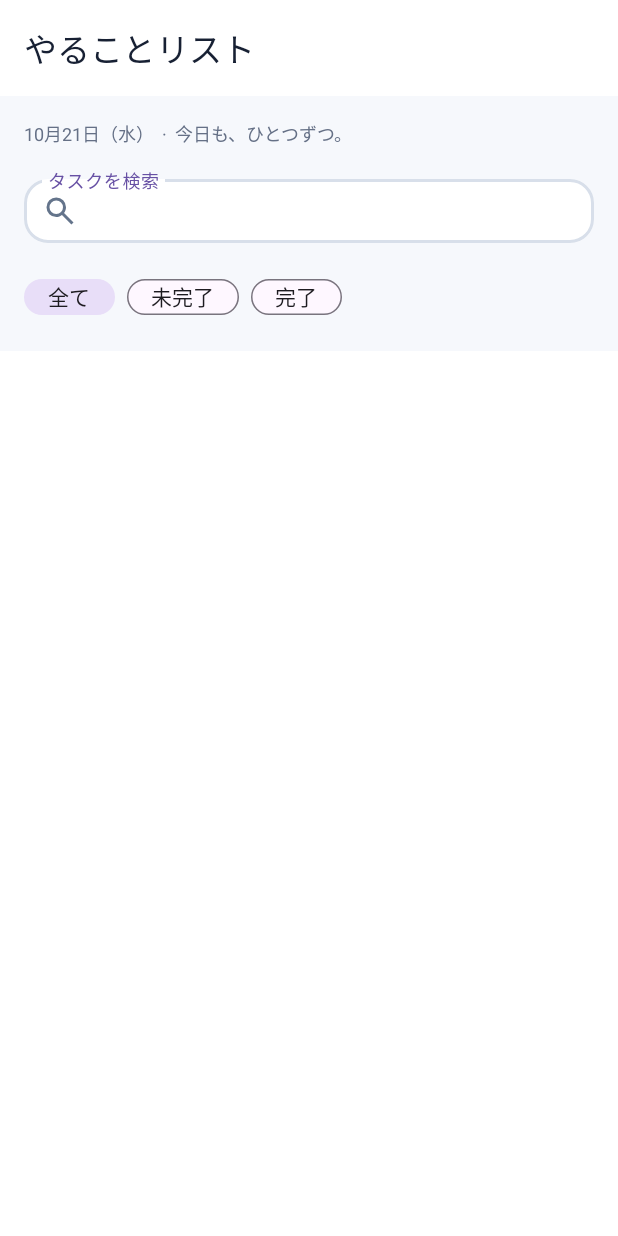
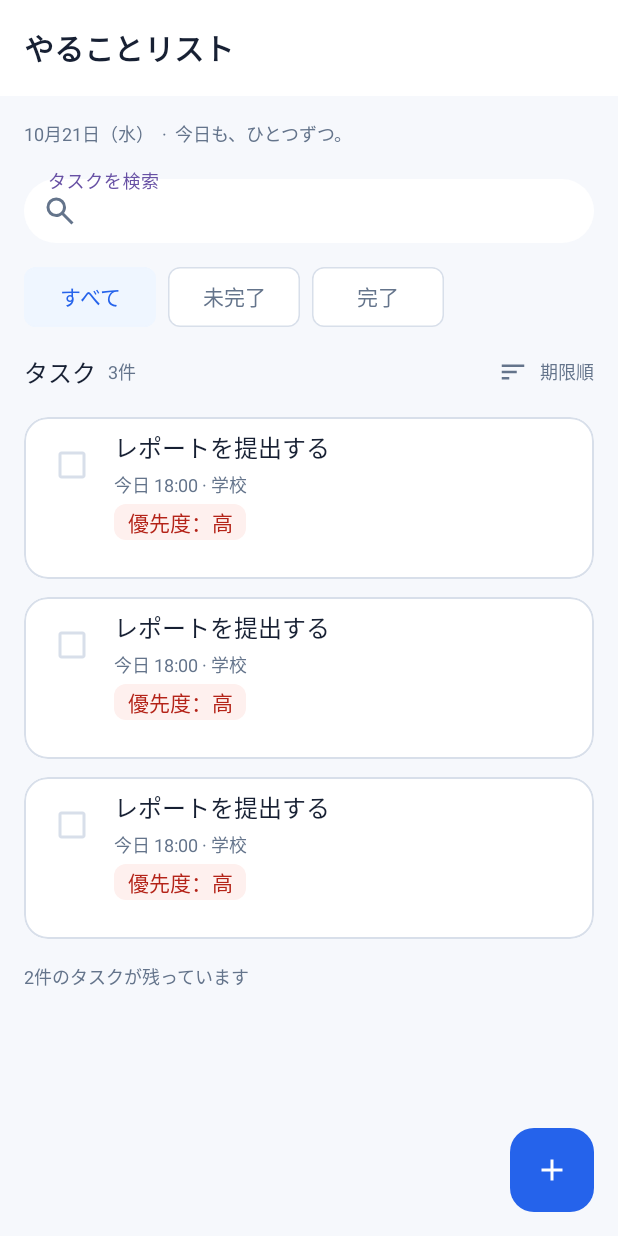
Before and after one commit to quanck30/TodoListByKotlin, an Android app: the layout activity_main.xml on its own in the app's theme, with its tools: preview values and no code run, on a phone screen of 412 x 824 dp. Run offline under Robolectric (Android 15) with nearby library versions, the phone set to English and light mode, and no system bars.

Commit message:
feat: ホーム画面のタスク一覧とFABを実装
- 一覧見出し（件数・並び替え）を追加
- タスクカード（item_task.xml）とRecyclerViewを追加
- 残りタスク数の表示とFABを追加
- テキストスタイル・チップスタイルをstyles.xmlに定義
- 既存のツールバー・検索欄・フィルターをFigmaに合わせて修正

```diff
--- /dev/null
+++ b/app/src/main/res/color/checkbox_tint.xml
@@ -0,0 +1,5 @@
+<?xml version="1.0" encoding="utf-8"?>
+<selector xmlns:android="http://schemas.android.com/apk/res/android">
+    <item android:color="@color/primary" android:state_checked="true"/>
+    <item android:color="@color/outline"/>
+</selector>
--- /dev/null
+++ b/app/src/main/res/color/chip_bg.xml
@@ -0,0 +1,5 @@
+<?xml version="1.0" encoding="utf-8"?>
+<selector xmlns:android="http://schemas.android.com/apk/res/android">
+    <item android:state_checked="true" android:color="@color/primarySoft"/>
+    <item android:color="@color/surface"/>
+</selector>
--- /dev/null
+++ b/app/src/main/res/color/chip_stroke.xml
@@ -0,0 +1,5 @@
+<?xml version="1.0" encoding="utf-8"?>
+<selector xmlns:android="http://schemas.android.com/apk/res/android">
+    <item android:state_checked="true" android:color="@color/primarySoft"/>
+    <item android:color="@color/outline"/>
+</selector>
--- /dev/null
+++ b/app/src/main/res/color/chip_text.xml
@@ -0,0 +1,5 @@
+<?xml version="1.0" encoding="utf-8"?>
+<selector xmlns:android="http://schemas.android.com/apk/res/android">
+    <item android:state_checked="true" android:color="@color/primary"/>
+    <item android:color="@color/text_secondary"/>
+</selector>
--- /dev/null
+++ b/app/src/main/res/drawable/bg_badge.xml
@@ -0,0 +1,5 @@
+<?xml version="1.0" encoding="utf-8"?>
+<shape xmlns:android="http://schemas.android.com/apk/res/android" android:shape="rectangle">
+    <solid android:color="@color/surface"/>
+    <corners android:radius="@dimen/radius_md"/>
+</shape>
--- /dev/null
+++ b/app/src/main/res/drawable/ic_add.xml
@@ -0,0 +1,20 @@
+<!--
+  ~ Copyright (C) 2026 The Android Open Source Project
+  ~
+  ~ Licensed under the Apache License, Version 2.0 (the "License");
+  ~ you may not use this file except in compliance with the License.
+  ~ You may obtain a copy of the License at
+  ~
+  ~      http://www.apache.org/licenses/LICENSE-2.0
+  ~
+  ~ Unless required by applicable law or agreed to in writing, software
+  ~ distributed under the License is distributed on an "AS IS" BASIS,
+  ~ WITHOUT WARRANTIES OR CONDITIONS OF ANY KIND, either express or implied.
+  ~ See the License for the specific language governing permissions and
+  ~ limitations under the License.
+  -->
+<vector xmlns:android="http://schemas.android.com/apk/res/android" android:height="24dp" android:tint="#000000" android:viewportHeight="960" android:viewportWidth="960" android:width="24dp">
+
+    <path android:fillColor="@android:color/white" android:pathData="M440,520L200,520L200,440L440,440L440,200L520,200L520,440L760,440L760,520L520,520L520,760L440,760L440,520Z"/>
+
+</vector>
--- /dev/null
+++ b/app/src/main/res/drawable/ic_sort.xml
@@ -0,0 +1,20 @@
+<!--
+  ~ Copyright (C) 2026 The Android Open Source Project
+  ~
+  ~ Licensed under the Apache License, Version 2.0 (the "License");
+  ~ you may not use this file except in compliance with the License.
+  ~ You may obtain a copy of the License at
+  ~
+  ~      http://www.apache.org/licenses/LICENSE-2.0
+  ~
+  ~ Unless required by applicable law or agreed to in writing, software
+  ~ distributed under the License is distributed on an "AS IS" BASIS,
+  ~ WITHOUT WARRANTIES OR CONDITIONS OF ANY KIND, either express or implied.
+  ~ See the License for the specific language governing permissions and
+  ~ limitations under the License.
+  -->
+<vector xmlns:android="http://schemas.android.com/apk/res/android" android:autoMirrored="true" android:height="24dp" android:tint="#000000" android:viewportHeight="24" android:viewportWidth="24" android:width="24dp">
+
+    <path android:fillColor="@android:color/white" android:pathData="M3,18h6v-2L3,16v2zM3,6v2h18L21,6L3,6zM3,13h12v-2L3,11v2z"/>
+
+</vector>
--- a/app/src/main/res/layout/activity_main.xml
+++ b/app/src/main/res/layout/activity_main.xml
@@ -12,16 +12,19 @@
         android:id="@+id/toolBar"
         android:layout_width="match_parent"
         android:layout_height="64dp"
+        android:background="@color/surface"
+        app:titleTextAppearance="@style/TextAppearance.Todo.Title"
         app:title="やることリスト"
-        app:titleTextColor="#172033"
         app:layout_constraintStart_toStartOf="parent"
         app:layout_constraintTop_toTopOf="parent"
         app:layout_constraintEnd_toEndOf="parent"
+
         />
     <androidx.constraintlayout.widget.ConstraintLayout
         android:id="@+id/mainContent"
         android:layout_width="0dp"
-        android:layout_height="wrap_content"
+        android:layout_height="0dp"
+        app:layout_constraintBottom_toBottomOf="parent"
         android:background="@color/background"
         android:padding="@dimen/spacing_base"
         app:layout_constraintStart_toStartOf="parent"
@@ -33,15 +36,14 @@
             android:id="@+id/subTitle"
             android:layout_width="wrap_content"
             android:layout_height="wrap_content"
-            android:textColor="#657086"
             android:text="10月21日（水）  ·  今日も、ひとつずつ。"
-            android:textSize="@dimen/text_caption"
+            android:textAppearance="@style/TextAppearance.Todo.Caption"
             app:layout_constraintStart_toStartOf="parent"
             app:layout_constraintTop_toTopOf="parent"
             />
         <com.google.android.material.textfield.TextInputLayout
             android:id="@+id/searchInputLayout"
-            android:layout_width="match_parent"
+            android:layout_width="0dp"
             android:layout_height="@dimen/input_search_height"
             android:layout_marginTop="@dimen/spacing_base"
             app:layout_constraintTop_toBottomOf="@id/subTitle"
@@ -49,11 +51,12 @@
             app:layout_constraintEnd_toEndOf="parent"
             app:boxBackgroundMode="outline"
             app:boxBackgroundColor="@color/surface"
-            app:boxStrokeColor="@color/outline"
-            app:boxCornerRadiusTopStart="@dimen/radius_base"
-            app:boxCornerRadiusTopEnd="@dimen/radius_base"
-            app:boxCornerRadiusBottomStart="@dimen/radius_base"
-            app:boxCornerRadiusBottomEnd="@dimen/radius_base"
+            app:boxStrokeWidth="0dp"
+            app:boxStrokeWidthFocused="0dp"
+            app:boxCornerRadiusTopStart="@dimen/radius_full"
+            app:boxCornerRadiusTopEnd="@dimen/radius_full"
+            app:boxCornerRadiusBottomStart="@dimen/radius_full"
+            app:boxCornerRadiusBottomEnd="@dimen/radius_full"
             app:startIconDrawable="@drawable/ic_search"
             app:startIconTint="@color/text_secondary"
             >
@@ -62,8 +65,8 @@
                 android:layout_width="match_parent"
                 android:layout_height="match_parent"
                 android:hint="タスクを検索"
-                android:textSize="@dimen/text_body"
                 android:textColor="@color/text_primary"
+                android:textAppearance="@style/TextAppearance.Todo.Body"
                 android:textColorHint="@color/text_secondary"
                 android:inputType="text"
                 android:singleLine="true"
@@ -72,56 +75,121 @@
         <com.google.android.material.chip.ChipGroup
             android:id="@+id/filterChipGroup"
             android:layout_width="0dp"
-            android:layout_height="match_parent"
+            android:layout_height="wrap_content"
             android:layout_marginTop="@dimen/spacing_base"
             app:singleSelection="true"
             app:selectionRequired="true"
             app:singleLine="true"
             app:chipSpacingHorizontal="@dimen/spacing_sm"
-            app:checkedChip="@+id/chipAll"
+            app:checkedChip="@id/chipAll"
             app:layout_constraintTop_toBottomOf="@+id/searchInputLayout"
             app:layout_constraintStart_toStartOf="parent"
             app:layout_constraintEnd_toEndOf="parent"
             >
             <com.google.android.material.chip.Chip
                 android:id="@+id/chipAll"
-                android:layout_width="wrap_content"
-                android:layout_height="@dimen/chip_height"
-                android:textSize="@dimen/text_body"
-                android:gravity="center"
-                android:checkable="true"
-                android:text="全て"
-                app:chipCornerRadius="@dimen/radius_l"
-                app:chipIconVisible="false"
-                app:checkedIconVisible="false"
-                app:closeIconVisible="false"
+                style="@style/Widget.Todo.FilterChip"
+                android:text="すべて"
                 />
             <com.google.android.material.chip.Chip
                 android:id="@+id/chipIncomplete"
-                android:layout_width="wrap_content"
-                android:layout_height="@dimen/chip_height"
-                android:textSize="@dimen/text_body"
-                android:gravity="center"
-                android:checkable="true"
-                android:text="未完了"
-                app:chipCornerRadius="@dimen/radius_l"
-                app:chipIconVisible="false"
-                app:checkedIconVisible="false"
-                app:closeIconVisible="false"/>
+                style="@style/Widget.Todo.FilterChip"
+                android:text="未完了"/>
             <com.google.android.material.chip.Chip
                 android:id="@+id/chipCompleted"
+                style="@style/Widget.Todo.FilterChip"
+                android:text="完了"/>
+        </com.google.android.material.chip.ChipGroup>
+        <LinearLayout
+            android:id="@+id/listHeading"
+            android:layout_width="0dp"
+            android:layout_height="@dimen/list_heading_height"
+            android:layout_marginTop="@dimen/spacing_base"
+            android:orientation="horizontal"
+            android:gravity="center_vertical"
+            app:layout_constraintTop_toBottomOf="@id/filterChipGroup"
+            app:layout_constraintStart_toStartOf="parent"
+            app:layout_constraintEnd_toEndOf="parent">
+            <TextView
+                android:id="@+id/tvTaskLabel"
                 android:layout_width="wrap_content"
-                android:layout_height="@dimen/chip_height"
-                android:textSize="@dimen/text_body"
-                android:gravity="center"
-                android:checkable="true"
-                android:text="完了"
-                app:chipCornerRadius="@dimen/radius_l"
-                app:chipIconVisible="false"
-                app:checkedIconVisible="false"
-                app:closeIconVisible="false"/>
-        </com.google.android.material.chip.ChipGroup>
-    </androidx.constraintlayout.widget.ConstraintLayout>
+                android:layout_height="wrap_content"
+                android:text="タスク"
+                android:textAppearance="@style/TextAppearance.Todo.CardTitle"
+                />
+            <TextView
+                android:id="@+id/tvTaskCount"
+                android:layout_width="wrap_content"
+                android:layout_height="wrap_content"
+                android:text="3件"
+                android:textAppearance="@style/TextAppearance.Todo.Caption"
+                android:layout_marginStart="@dimen/spacing_sm"
+                />
+            <Space
+                android:layout_width="0dp"
+                android:layout_height="wrap_content"
+                android:layout_weight="1"
+                />
+            <ImageView
+                android:id="@+id/ivSort"
+                android:layout_width="@dimen/icon_sm"
+                android:layout_height="@dimen/icon_sm"
+                android:src="@drawable/ic_sort"
+                app:tint="@color/text_secondary"
+                />
+            <TextView
+                android:id="@+id/tvSortLabel"
+                android:layout_width="wrap_content"
+                android:layout_height="wrap_content"
+                android:textAppearance="@style/TextAppearance.Todo.Caption"
+                android:text="期限順"
+                android:layout_marginStart="@dimen/spacing_sm"
+                />
+        </LinearLayout>
+
+        <androidx.recyclerview.widget.RecyclerView
+            android:id="@+id/rvTasks"
+            android:layout_width="0dp"
+            android:layout_height="wrap_content"
+            android:layout_marginTop="@dimen/spacing_base"
+            app:layoutManager="androidx.recyclerview.widget.LinearLayoutManager"
+            app:layout_constrainedHeight="true"
+            app:layout_constraintBottom_toTopOf="@+id/tvRemaining"
+            app:layout_constraintEnd_toEndOf="parent"
+            app:layout_constraintStart_toStartOf="parent"
+            app:layout_constraintTop_toBottomOf="@id/listHeading"
+            app:layout_constraintVertical_bias="0"
+            app:layout_constraintVertical_chainStyle="packed"
+            tools:itemCount="3"
+            tools:listitem="@layout/item_task" />
+        <TextView
+            android:id="@+id/tvRemaining"
+            android:layout_width="wrap_content"
+            android:layout_height="wrap_content"
+            android:layout_marginTop="@dimen/spacing_xs"
+            android:textAppearance="@style/TextAppearance.Todo.Caption"
+            tools:text="2件のタスクが残っています"
+            app:layout_constraintStart_toStartOf="parent"
+            app:layout_constraintTop_toBottomOf="@+id/rvTasks"
+            app:layout_constraintBottom_toBottomOf="parent"
+            />
 
 
+    </androidx.constraintlayout.widget.ConstraintLayout>
+    <com.google.android.material.floatingactionbutton.FloatingActionButton
+        android:id="@+id/fabAdd"
+        android:layout_width="wrap_content"
+        android:layout_height="wrap_content"
+        app:fabCustomSize="@dimen/fab_size"
+        app:srcCompat="@drawable/ic_add"
+        app:tint="@color/surface"
+        app:backgroundTint="@color/primary"
+        app:elevation="0dp"
+        android:contentDescription="タスクを追加"
+        android:layout_marginEnd="@dimen/spacing_base"
+        android:layout_marginBottom="@dimen/spacing_base"
+        app:layout_constraintEnd_toEndOf="parent"
+        app:layout_constraintBottom_toBottomOf="parent"
+        />
+
 </androidx.constraintlayout.widget.ConstraintLayout>
--- /dev/null
+++ b/app/src/main/res/layout/item_task.xml
@@ -0,0 +1,63 @@
+<?xml version="1.0" encoding="utf-8"?>
+<com.google.android.material.card.MaterialCardView xmlns:android="http://schemas.android.com/apk/res/android"
+    android:layout_width="match_parent"
+    android:layout_height="wrap_content"
+    xmlns:app="http://schemas.android.com/apk/res-auto"
+    xmlns:tools="http://schemas.android.com/tools"
+    android:minHeight="@dimen/card_min_height"
+    android:layout_marginBottom="@dimen/spacing_md"
+    app:cardBackgroundColor="@color/surface"
+    app:strokeColor="@color/outline"
+    app:strokeWidth="@dimen/stroke_width"
+    app:cardCornerRadius="@dimen/radius_base"
+    app:cardElevation="0dp"
+    app:contentPadding="@dimen/spacing_sm">
+    <LinearLayout
+        android:layout_width="match_parent"
+        android:layout_height="wrap_content"
+        android:orientation="horizontal">
+        <com.google.android.material.checkbox.MaterialCheckBox
+            android:id="@+id/cbDone"
+            android:layout_width="@dimen/checkbox_size"
+            android:layout_height="@dimen/checkbox_size"
+            android:layout_marginEnd="@dimen/spacing_xs"
+            app:buttonTint="@color/checkbox_tint"
+            app:buttonIconTint="@color/surface"/>
+        <LinearLayout
+            android:layout_width="0dp"
+            android:layout_weight="1"
+            android:layout_height="wrap_content"
+            android:orientation="vertical"
+            >
+            <TextView
+                android:id="@+id/tvTitle"
+                android:layout_width="wrap_content"
+                android:layout_height="wrap_content"
+                android:textAppearance="@style/TextAppearance.Todo.CardTitle"
+                tools:text="レポートを提出する"
+                />
+            <TextView
+                android:id="@+id/tvMeta"
+                android:layout_width="wrap_content"
+                android:layout_height="wrap_content"
+                android:layout_marginTop="@dimen/spacing_xs"
+                android:textAppearance="@style/TextAppearance.Todo.Caption"
+                tools:text="今日 18:00 · 学校"
+                />
+            <TextView
+                android:id="@+id/tvPriority"
+                android:layout_width="@dimen/chip_width"
+                android:layout_height="@dimen/badge_height"
+                android:layout_marginTop="@dimen/spacing_xs"
+                android:gravity="center"
+                android:background="@drawable/bg_badge"
+                android:backgroundTint="@color/priority_high_bg"
+                android:textColor="@color/priority_high"
+                android:textAppearance="@style/TextAppearance.Todo.Label"
+                tools:text="優先度：高"
+                />
+        </LinearLayout>
+
+    </LinearLayout>
+
+</com.google.android.material.card.MaterialCardView>
--- a/app/src/main/res/values/dimens.xml
+++ b/app/src/main/res/values/dimens.xml
@@ -33,4 +33,14 @@
 
     <!-- Accessibility -->
     <dimen name="touch_target_min">48dp</dimen>
+
+    <dimen name="chip_width">88dp</dimen>
+    <dimen name="stroke_width">1dp</dimen>
+
+    <dimen name="list_heading_height">28dp</dimen>
+    <dimen name="icon_sm">20dp</dimen>
+
+    <dimen name="card_min_height">108dp</dimen>
+    <dimen name="badge_height">24dp</dimen>
+    <dimen name="checkbox_size">48dp</dimen>
 </resources>
--- /dev/null
+++ b/app/src/main/res/values/styles.xml
@@ -0,0 +1,44 @@
+<?xml version="1.0" encoding="utf-8"?>
+<resources>
+    <style name="TextAppearance.Todo" parent="">
+        <item name="android:textColor">@color/text_primary</item>
+        <item name="android:fontFamily">sans-serif</item>
+    </style>
+    <style name="TextAppearance.Todo.Title">
+        <item name="android:textSize">@dimen/text_title</item>
+        <item name="android:textStyle">bold</item>
+    </style>
+    <style name="TextAppearance.Todo.CardTitle" >
+        <item name="android:textSize">@dimen/text_card_title</item>
+        <item name="android:fontFamily">sans-serif-medium</item>
+    </style>
+    <style name="TextAppearance.Todo.Label">
+        <item name="android:textSize">@dimen/text_body</item>
+        <item name="android:fontFamily">sans-serif-medium</item>
+    </style>
+    <style name="TextAppearance.Todo.Body">
+        <item name="android:textSize">@dimen/text_body</item>
+    </style>
+    <style name="TextAppearance.Todo.Caption">
+        <item name="android:textSize">@dimen/text_caption</item>
+        <item name="android:textColor">@color/text_secondary</item>
+    </style>
+
+    <style name="Widget.Todo.FilterChip" parent="Widget.Material3.Chip.Filter">
+        <item name="android:layout_width">@dimen/chip_width</item>
+        <item name="android:layout_height">wrap_content</item>
+        <item name="android:textAppearance">@style/TextAppearance.Todo.Label</item>
+        <item name="android:textAlignment">center</item>
+        <item name="android:checkable">true</item>
+        <item name="android:textColor">@color/chip_text</item>
+        <item name="chipCornerRadius">@dimen/radius_md</item>
+        <item name="chipIconVisible">false</item>
+        <item name="checkedIconVisible">false</item>
+        <item name="closeIconVisible">false</item>
+        <item name="ensureMinTouchTargetSize">false</item>
+        <item name="chipBackgroundColor">@color/chip_bg</item>
+        <item name="chipStrokeColor">@color/chip_stroke</item>
+        <item name="chipStrokeWidth">@dimen/stroke_width</item>
+        <item name="chipMinHeight">@dimen/chip_height</item>
+    </style>
+</resources>
```
